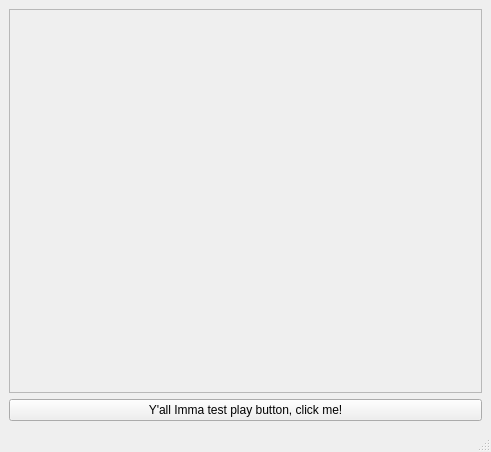
InnerVex/TimeMachine, file Test_MyBar/player.ui: the form before one commit.
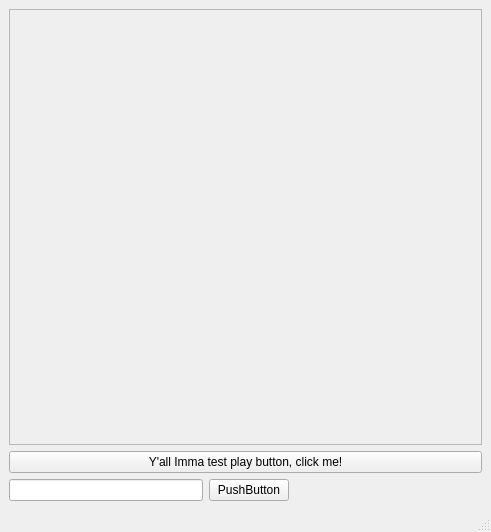
The form after the commit.

Diff of the .ui file:
```diff
--- a/Test_MyBar/player.ui
+++ b/Test_MyBar/player.ui
@@ -7,7 +7,7 @@
     <x>0</x>
     <y>0</y>
     <width>491</width>
-    <height>452</height>
+    <height>532</height>
    </rect>
   </property>
   <property name="windowTitle">
@@ -38,6 +38,33 @@
       </property>
      </widget>
     </item>
+    <item row="2" column="0">
+     <layout class="QHBoxLayout" name="horizontalLayout">
+      <item>
+       <widget class="QLineEdit" name="testTimeInput"/>
+      </item>
+      <item>
+       <widget class="QPushButton" name="testTimeButton">
+        <property name="text">
+         <string>PushButton</string>
+        </property>
+       </widget>
+      </item>
+      <item>
+       <spacer name="horizontalSpacer">
+        <property name="orientation">
+         <enum>Qt::Horizontal</enum>
+        </property>
+        <property name="sizeHint" stdset="0">
+         <size>
+          <width>40</width>
+          <height>20</height>
+         </size>
+        </property>
+       </spacer>
+      </item>
+     </layout>
+    </item>
    </layout>
   </widget>
   <widget class="QMenuBar" name="menubar">
```
